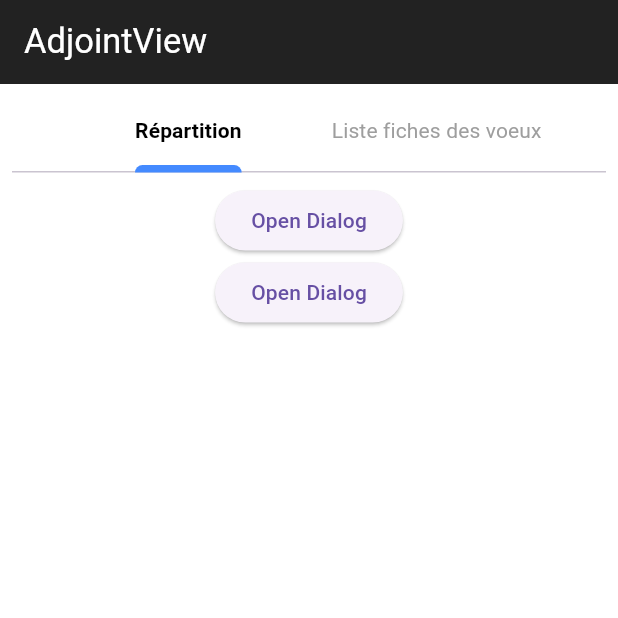
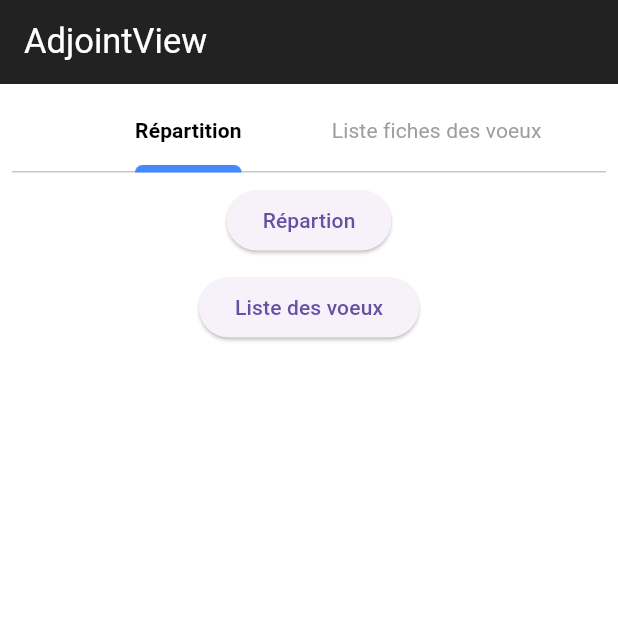
Before and after one commit to MANEL12J/pfe, a Flutter app: the AdjointRep screen opened directly, on a phone screen of 412 x 824 dp, the top half of it. Run offline on Flutter 3.47's test engine with Material 3 defaults, Android fonts, the phone set to English and light mode, and no system bars; our stand-ins replace cloud_firestore, firebase_auth, firebase_core, google_sign_in, shared_preferences, timeline_tile; accounts and stored records are empty.

Commit message:
chengement repartion

```diff
--- a/lib/repartion.dart
+++ b/lib/repartion.dart
@@ -216,8 +216,9 @@
                               );
                             },
                           ),
-                          child: Text('Open Dialog'),
+                          child: Text('Répartion'),
                         ),
+                        SizedBox(height: 10,) ,
                         ElevatedButton(
                           onPressed: () {
                             showDialog(
@@ -274,7 +275,7 @@
                               },
                             );
                           },
-                          child: Text('Open Dialog'),
+                          child: Text('Liste des voeux'),
                         ),
 
 
```
